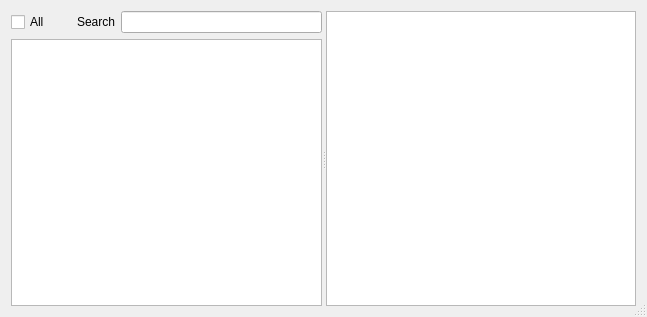
Before: the Qt Designer form pianocheetah/rc/dlgfl.ui in Stephen-Hazel/PianoCheetah, drawn with Qt 5.
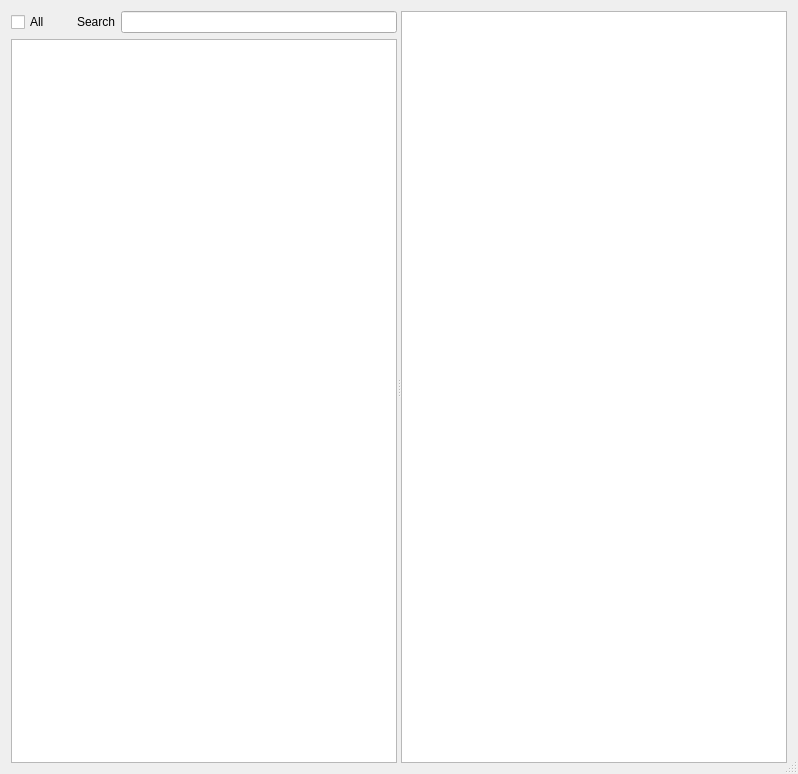
After: the same form once the commit is applied.

Commit message: initme keeps window open and default sizes a little bigger

Diff of the .ui file:
```diff
--- a/pianocheetah/rc/dlgfl.ui
+++ b/pianocheetah/rc/dlgfl.ui
@@ -9,8 +9,8 @@
    <rect>
     <x>0</x>
     <y>0</y>
-    <width>647</width>
-    <height>317</height>
+    <width>798</width>
+    <height>774</height>
    </rect>
   </property>
   <property name="windowTitle">
```
The commit also changes 5 other files.
